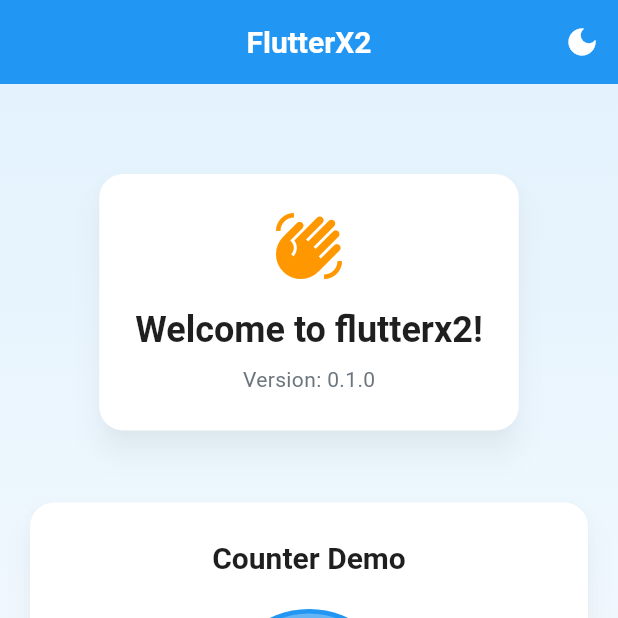
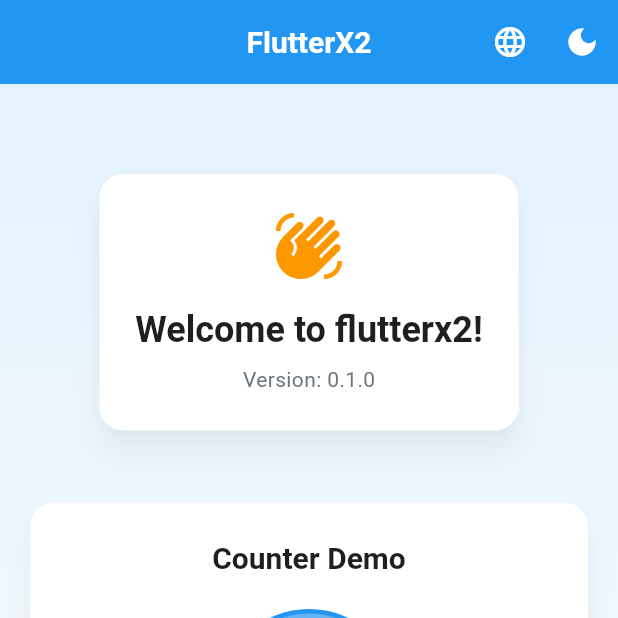
Before and after one commit to liangbx361/flutterx2, a Flutter app: the screen it shows after launch, after a tap on the "remove" icon, on a phone screen of 412 x 824 dp, the top half of it. Run offline on Flutter 3.47's test engine with Material 3 defaults, Android fonts, the phone set to English and light mode, and no system bars; our stand-ins replace cached_network_image, dio, easy_localization, flutter_dotenv, flutter_riverpod, flutter_svg and 5 more; generated files the repository leaves out were written again.

Commit message:
feat: 新增语言切换页

```diff
--- a/lib/app/modules/home/home_page.dart
+++ b/lib/app/modules/home/home_page.dart
@@ -1,6 +1,7 @@
 import 'package:flutter/material.dart';
 import 'package:flutter_riverpod/flutter_riverpod.dart';
 import 'package:easy_localization/easy_localization.dart';
+import 'package:go_router/go_router.dart';
 import 'package:flutterx2/app/app_providers.dart';
 import 'package:flutterx2/app/values/app_theme.dart';
 import 'package:flutterx2/app/values/locale_keys.g.dart';
@@ -19,6 +20,11 @@ class HomePage extends ConsumerWidget {
       appBar: AppBar(
         title: Text(LocaleKeys.app_title.tr()),
         actions: [
+          IconButton(
+            icon: const Icon(Icons.language),
+            tooltip: LocaleKeys.common_language.tr(),
+            onPressed: () => context.push('/settings/language'),
+          ),
           IconButton(
             icon: Icon(theme.isDark ? Icons.light_mode : Icons.dark_mode),
             onPressed: () => ref.read(appThemeModeProvider.notifier).toggle(),
--- a/lib/app/router/app_router.dart
+++ b/lib/app/router/app_router.dart
@@ -1,6 +1,7 @@
 import 'package:flutter/material.dart';
 import 'package:flutterx2/app/modules/home/home_page.dart';
 import 'package:flutterx2/app/modules/splash/splash_page.dart';
+import 'package:flutterx2/app/modules/settings/language_settings_page.dart';
 import 'package:flutterx2/app/router/route_guard.dart';
 import 'package:go_router/go_router.dart';
 import 'package:riverpod_annotation/riverpod_annotation.dart';
@@ -11,6 +12,7 @@ part 'app_router.g.dart';
 class AppRoutes {
   static const String splash = '/';
   static const String home = '/home';
+  static const String languageSettings = '/settings/language';
 
   // 防止实例化
   AppRoutes._();
@@ -32,6 +34,12 @@ GoRouter appRouter(Ref ref) {
       GoRoute(
         path: AppRoutes.home,
         builder: (context, state) => const HomePage(),
+      ),
+
+      // 语言设置页
+      GoRoute(
+        path: AppRoutes.languageSettings,
+        builder: (context, state) => const LanguageSettingsPage(),
       ),
     ],
 
```
Also changed, not shown: lib/app/modules/settings/language_settings_page.dart (added, +56 -0 lines), lib/app/router/app_router.g.dart.
